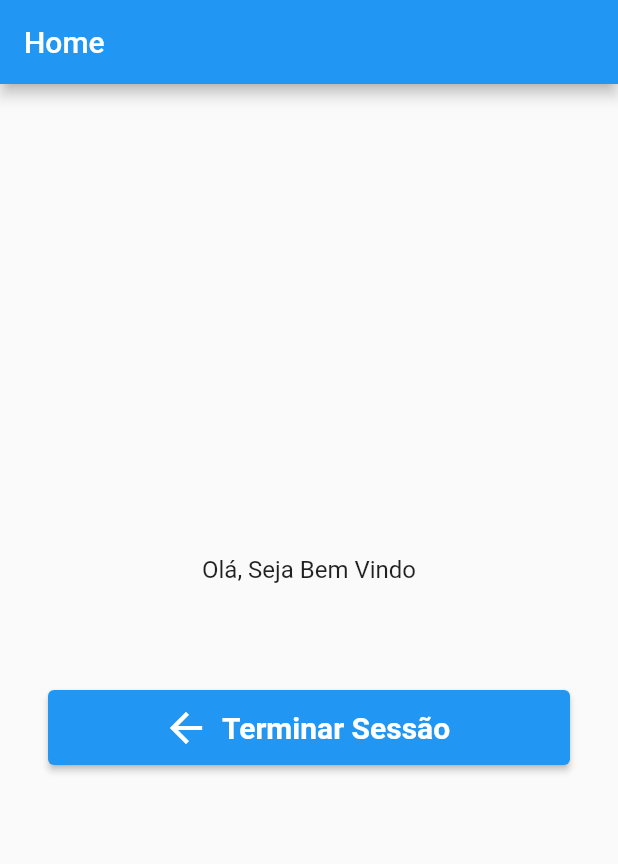
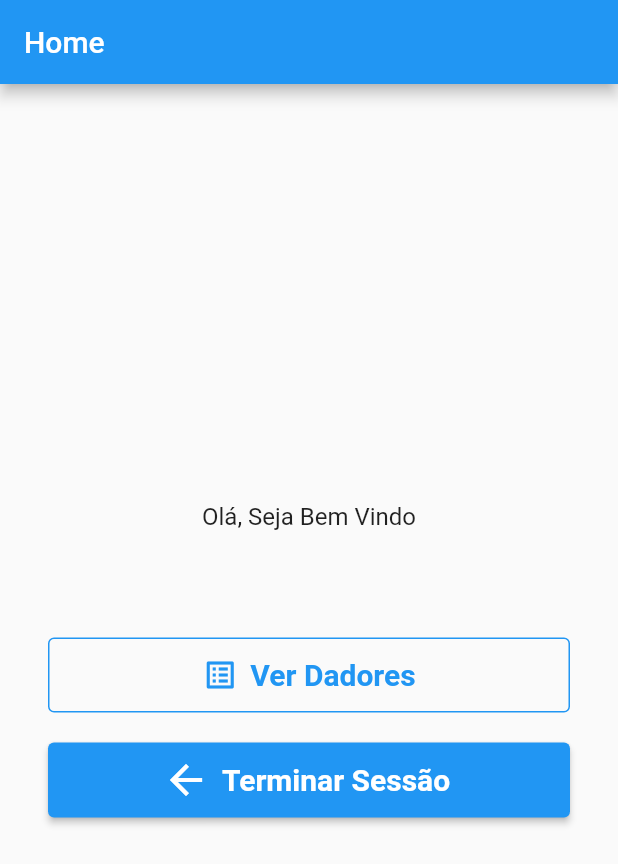
Before and after one commit to DagmarMpheio/flutter-firebase-crud, a Flutter app: the screen it shows once a user with an empty profile is signed in, on a phone screen of 412 x 824 dp. Shown: the top 864 px of the screen. Run offline on Flutter 3.47's test engine with Material 2 defaults, Android fonts, the phone set to English and light mode, and no system bars; our stand-ins replace cloud_firestore, country_code_picker, dropdown_button2, email_validator, firebase_auth, firebase_core and 4 more; accounts and stored records are empty.

Commit message:
Remoção de Alguns bugs
Add metodo forgotPassword, enable button if the user has filled all fields.

```diff
--- a/lib/view/home_view.dart
+++ b/lib/view/home_view.dart
@@ -1,5 +1,7 @@
 import 'package:firebase_auth/firebase_auth.dart';
 import 'package:flutter/material.dart';
+import 'package:flutter_firebase_app/view/dador_view.dart';
+import 'package:get/get.dart';
 
 class HomeView extends StatefulWidget {
   @override
@@ -29,6 +31,23 @@ class _HomeViewState extends State<HomeView> {
                     const TextStyle(fontSize: 20, fontWeight: FontWeight.bold),
               ),
               const SizedBox(height: 40),
+              SizedBox(
+                width: double.infinity,
+                height: 50,
+                child: TextButton.icon(
+                    onPressed: () => Get.to(() => const DadorView()),
+                    icon: const Icon(Icons.list_alt),
+                    style: TextButton.styleFrom(
+                        side: BorderSide(color: Theme.of(context).primaryColor)),
+                    label: const Text(
+                      "Ver Dadores",
+                      style: TextStyle(
+                        fontSize: 20,
+                        fontWeight: FontWeight.bold,
+                      ),
+                    )),
+              ),
+              const SizedBox(height: 20),
               ElevatedButton.icon(
                 icon: const Icon(Icons.arrow_back, size: 32),
                 style: ElevatedButton.styleFrom(
--- a/lib/view/login_view.dart
+++ b/lib/view/login_view.dart
@@ -163,7 +163,7 @@ class _LoginViewState extends State<LoginView> {
                               TextButton(
                                 onPressed: () {
                                   //forgot password
-                                  Get.to(() => const ForgotPasswordView());
+                                  Get.to(()=>const ForgotPasswordView());
                                 },
                                 child: Text(
                                   "Esqueci a senha",
--- a/lib/view_model/dador_viewmodel.dart
+++ b/lib/view_model/dador_viewmodel.dart
@@ -51,7 +51,6 @@ class DadorViewModel extends GetxController {
     Get.back(closeOverlays: true);
   }
 
-
 /* registerUser({required String email, required String senha}) async {
     Get.defaultDialog(
       barrierDismissible: false,
@@ -80,12 +79,15 @@ class DadorViewModel extends GetxController {
 
   forgotPassword(String email) async {
     Get.defaultDialog(
-      barrierDismissible: false,
+      title: "Processando",
+      barrierDismissible: true,
       content: const Center(child: CircularProgressIndicator()),
     );
 
     try {
       await FirebaseAuth.instance.sendPasswordResetEmail(email: email.trim());
+
+      Get.back(closeOverlays: true);
 
       Get.snackbar(
         "Reposição de Senha",
@@ -93,8 +95,6 @@ class DadorViewModel extends GetxController {
         colorText: Colors.white,
         backgroundColor: Colors.green,
       );
-
-      Get.back(closeOverlays: true);
     } on FirebaseAuthException catch (error) {
       Get.snackbar(
         "Reposição de Senha",
@@ -102,16 +102,14 @@ class DadorViewModel extends GetxController {
         colorText: Colors.white,
         backgroundColor: Colors.red,
       );
-
-      Get.back(closeOverlays: true);
     }
   }
 
   sendVerificationEmail() async {
-    try{
+    try {
       final user = FirebaseAuth.instance.currentUser!;
       await user.sendEmailVerification();
-    }catch(error){
+    } catch (error) {
       Get.snackbar(
         "Verificação de Email",
         error.toString(),
@@ -121,11 +119,15 @@ class DadorViewModel extends GetxController {
 
       Get.back(closeOverlays: true);
     }
-
   }
 
   fetchAllDador() async {
-    isLoading.value = true;
+    /* Get.defaultDialog(
+      title: "Processando",
+      barrierDismissible: false,
+      content: const Center(child: CircularProgressIndicator()),
+    ); */
+    try {
       allDadoresList.clear();
       await FirebaseFirestore.instance
           .collection("dadores")
@@ -143,10 +145,18 @@ class DadorViewModel extends GetxController {
             profilePicture: u['profilePicture'],
           ));
         }
-      if (allDadoresList != null) {
-        isLoading.value = false;
+      });
+    } catch (error) {
+      /* Get.snackbar(
+        "Lista de Dadores",
+        "Algo ocorreu mal\n Erro: $error.toString()",
+        colorText: Colors.white,
+        backgroundColor: Colors.red,
+      ); */
+
+      //Get.back(closeOverlays: true);
     }
-    });
+    //Get.back(closeOverlays: true);
   }
 
   addDador(
@@ -160,7 +170,8 @@ class DadorViewModel extends GetxController {
       String grupoSanguineo) async {
     isLoading.value = true;
 
-    UserCredential result= await FirebaseAuth.instance.createUserWithEmailAndPassword(
+    UserCredential result = await FirebaseAuth.instance
+        .createUserWithEmailAndPassword(
             email: email.trim(), password: senha.trim());
     User? user = result.user;
 
```
Also changed, not shown: lib/view/dador_view.dart (+7 -8 lines), lib/view/forgot_password_view.dart (+36 -9 lines). Lines whose indentation alone changed are shown as unchanged.
